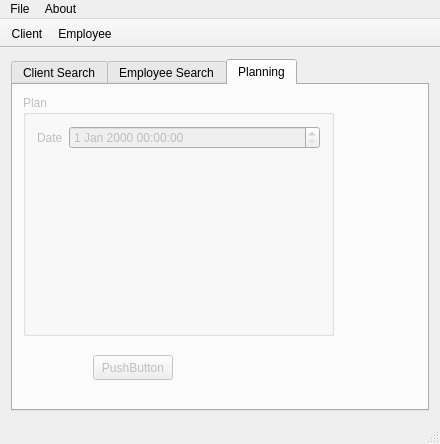
Old version of the form mainwindow.ui in the repository mariedegen/QtProject.
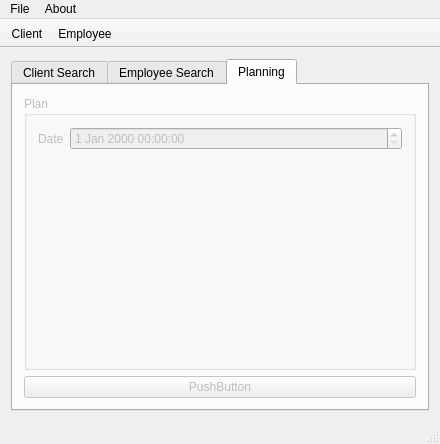
New version of the form. The open tabs and pages were chosen to show the change. Icons and pictures are not drawn.

```diff
--- a/mainwindow.ui
+++ b/mainwindow.ui
@@ -255,15 +255,9 @@
        <attribute name="title">
         <string>Planning</string>
        </attribute>
+       <layout class="QGridLayout" name="gridLayout_3">
+        <item row="0" column="0">
        <widget class="QGroupBox" name="groupBox_2">
-        <property name="geometry">
-         <rect>
-          <x>10</x>
-          <y>10</y>
-          <width>311</width>
-          <height>241</height>
-         </rect>
-        </property>
         <property name="tabletTracking">
          <bool>false</bool>
         </property>
@@ -293,22 +287,18 @@
          </item>
         </layout>
        </widget>
+        </item>
+        <item row="1" column="0">
        <widget class="QPushButton" name="pushButton">
         <property name="enabled">
          <bool>false</bool>
         </property>
-        <property name="geometry">
-         <rect>
-          <x>80</x>
-          <y>270</y>
-          <width>80</width>
-          <height>25</height>
-         </rect>
-        </property>
         <property name="text">
          <string>PushButton</string>
         </property>
        </widget>
+        </item>
+       </layout>
       </widget>
      </widget>
     </item>
```
Left out of the diff: 2 changed lines with no effect on the pictures. Lines whose indentation alone changed are shown as unchanged.
